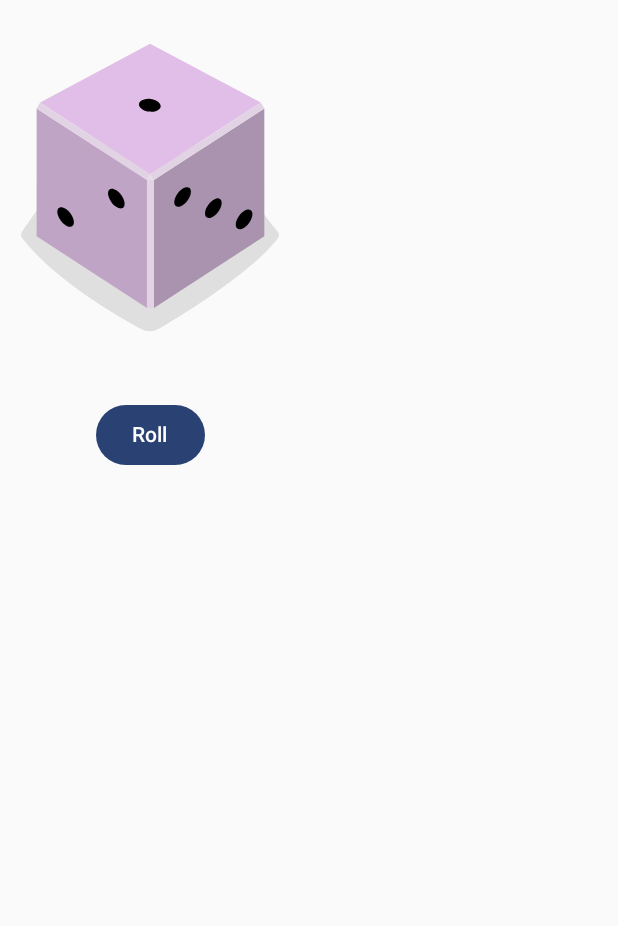
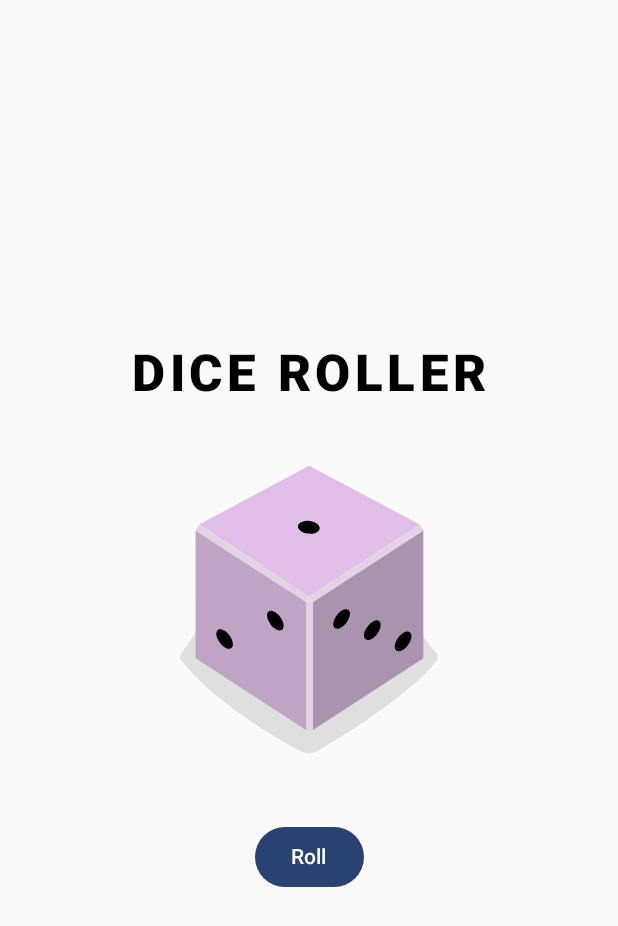
Before and after one commit to DanielSaborido/Dice_Roller, an Android app built with Jetpack Compose: the screen it shows after launch (MainActivity), on a phone screen of 412 x 824 dp. Shown: the top 926 px of the screen. Run offline under Robolectric (Android 15) with nearby library versions, the phone set to English and light mode, and no system bars.

Commit message:
refactoring code

```diff
--- a/app/src/main/java/com/example/diceroller/MainActivity.kt
+++ b/app/src/main/java/com/example/diceroller/MainActivity.kt
@@ -3,23 +3,27 @@ package com.example.diceroller
 import android.os.Bundle
 import androidx.activity.ComponentActivity
 import androidx.activity.compose.setContent
-import androidx.compose.runtime.getValue
-import androidx.compose.runtime.setValue
-import androidx.compose.runtime.mutableIntStateOf
-import androidx.compose.runtime.remember
 import androidx.compose.foundation.Image
+import androidx.compose.foundation.layout.Arrangement
 import androidx.compose.foundation.layout.Column
 import androidx.compose.foundation.layout.Spacer
+import androidx.compose.foundation.layout.fillMaxSize
 import androidx.compose.foundation.layout.height
 import androidx.compose.material3.Button
 import androidx.compose.material3.Text
 import androidx.compose.runtime.Composable
+import androidx.compose.runtime.getValue
+import androidx.compose.runtime.mutableIntStateOf
+import androidx.compose.runtime.remember
+import androidx.compose.runtime.setValue
 import androidx.compose.ui.Alignment
 import androidx.compose.ui.Modifier
 import androidx.compose.ui.res.painterResource
 import androidx.compose.ui.res.stringResource
+import androidx.compose.ui.text.font.FontWeight
 import androidx.compose.ui.tooling.preview.Preview
 import androidx.compose.ui.unit.dp
+import androidx.compose.ui.unit.sp
 import com.example.diceroller.ui.theme.DiceRollerTheme
 
 class MainActivity : ComponentActivity() {
@@ -34,7 +38,7 @@ class MainActivity : ComponentActivity() {
 }
 
 @Composable
-fun DiceWithButtonAndImage(modifier: Modifier = Modifier) {
+fun DiceWithButtonAndImage() {
     var result by remember { mutableIntStateOf(1) }
     val imageResource = when (result) {
         1 -> R.drawable.dice_1
@@ -46,9 +50,17 @@ fun DiceWithButtonAndImage(modifier: Modifier = Modifier) {
     }
 
     Column(
-        modifier = modifier,
+        modifier = Modifier.fillMaxSize(),
+        verticalArrangement = Arrangement.Center,
         horizontalAlignment = Alignment.CenterHorizontally
     ) {
+        Text(
+            text = "DICE ROLLER",
+            fontSize = 34.sp,
+            fontWeight = FontWeight.ExtraBold,
+            letterSpacing = 3.sp
+        )
+        Spacer(modifier = Modifier.height(12.dp))
         Image(
             painter = painterResource(imageResource),
             contentDescription = result.toString()
```
